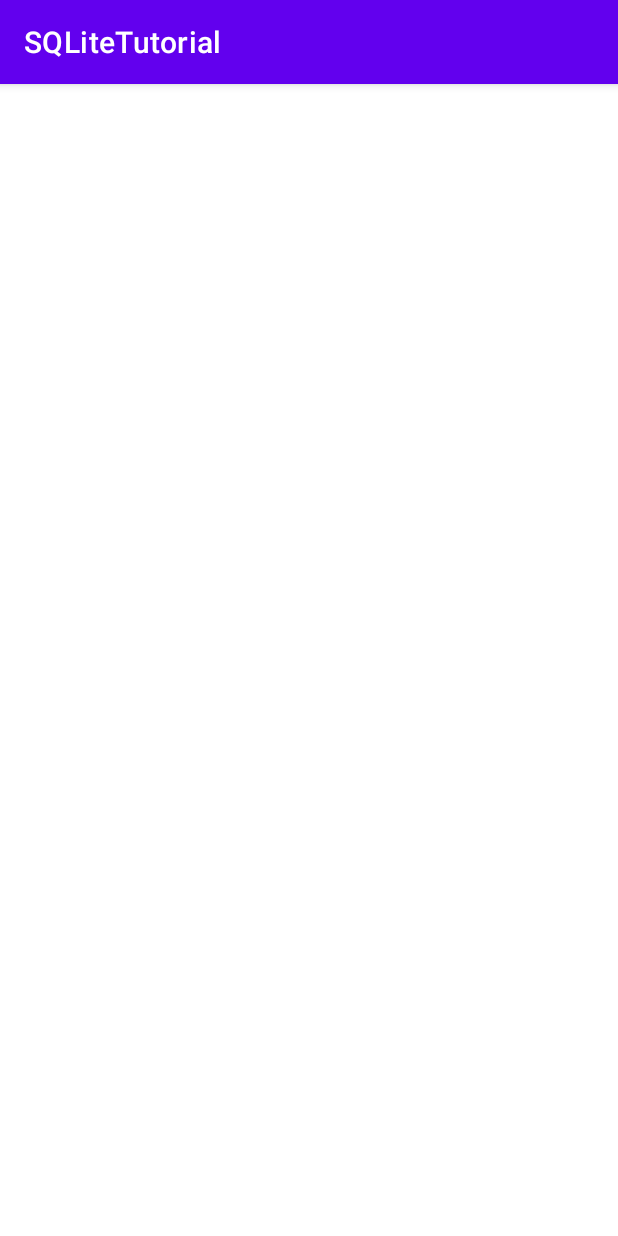
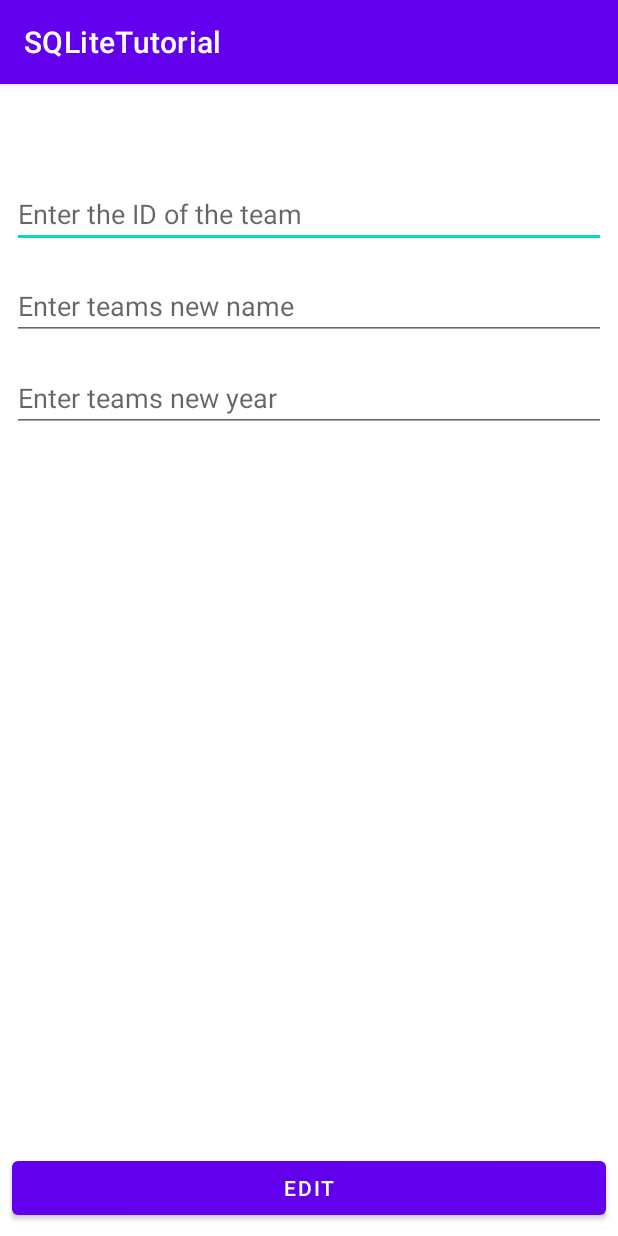
Before and after one commit to eduardogeisel/SQLiteAS, an Android app: the EditActivity screen opened directly, with no data from a screen before it, on a phone screen of 412 x 824 dp. Run offline under Robolectric (Android 15) with nearby library versions, the phone set to English and light mode, and no system bars.

Commit message:
Finished creating layout and string resources for EditActivity

```diff
--- a/app/src/main/res/layout/activity_edit.xml
+++ b/app/src/main/res/layout/activity_edit.xml
@@ -6,4 +6,60 @@
     android:layout_height="match_parent"
     tools:context=".EditActivity">
 
+
+    <EditText
+        android:id="@+id/etEditId"
+        android:layout_width="0dp"
+        android:layout_height="wrap_content"
+        android:layout_marginStart="8dp"
+        android:layout_marginTop="64dp"
+        android:layout_marginEnd="8dp"
+        android:ems="10"
+        android:hint="@string/edit_team_id"
+        android:inputType="number"
+        app:layout_constraintEnd_toEndOf="parent"
+        app:layout_constraintStart_toStartOf="parent"
+        app:layout_constraintTop_toTopOf="parent" />
+
+    <EditText
+        android:id="@+id/etEditName"
+        android:layout_width="0dp"
+        android:layout_height="wrap_content"
+        android:layout_marginStart="8dp"
+        android:layout_marginTop="16dp"
+        android:layout_marginEnd="8dp"
+        android:ems="10"
+        android:inputType="textPersonName"
+        app:layout_constraintEnd_toEndOf="parent"
+        app:layout_constraintHorizontal_bias="0.0"
+        app:layout_constraintStart_toStartOf="parent"
+        app:layout_constraintTop_toBottomOf="@+id/etEditId"
+        android:hint="@string/team_new_name"/>
+
+    <EditText
+        android:id="@+id/etEditYear"
+        android:layout_width="0dp"
+        android:layout_height="wrap_content"
+        android:layout_marginStart="8dp"
+        android:layout_marginTop="16dp"
+        android:layout_marginEnd="8dp"
+        android:ems="10"
+        android:inputType="number"
+        app:layout_constraintEnd_toEndOf="parent"
+        app:layout_constraintStart_toStartOf="parent"
+        app:layout_constraintTop_toBottomOf="@+id/etEditName"
+        android:hint="@string/teams_new_year"/>
+
+    <Button
+        android:id="@+id/btnEditConfirm"
+        android:layout_width="0dp"
+        android:layout_height="wrap_content"
+        android:layout_marginStart="8dp"
+        android:layout_marginEnd="8dp"
+        android:layout_marginBottom="8dp"
+        android:text="@string/edit_team"
+        app:layout_constraintBottom_toBottomOf="parent"
+        app:layout_constraintEnd_toEndOf="parent"
+        app:layout_constraintStart_toStartOf="parent" />
+
 </androidx.constraintlayout.widget.ConstraintLayout>
--- a/app/src/main/res/values/strings.xml
+++ b/app/src/main/res/values/strings.xml
@@ -5,4 +5,7 @@
     <string name="add">Add</string>
     <string name="view_all">View All</string>
     <string name="edit_team">Edit</string>
+    <string name="edit_team_id">Enter the ID of the team</string>
+    <string name="team_new_name">Enter teams new name</string>
+    <string name="teams_new_year">Enter teams new year</string>
 </resources>
```
